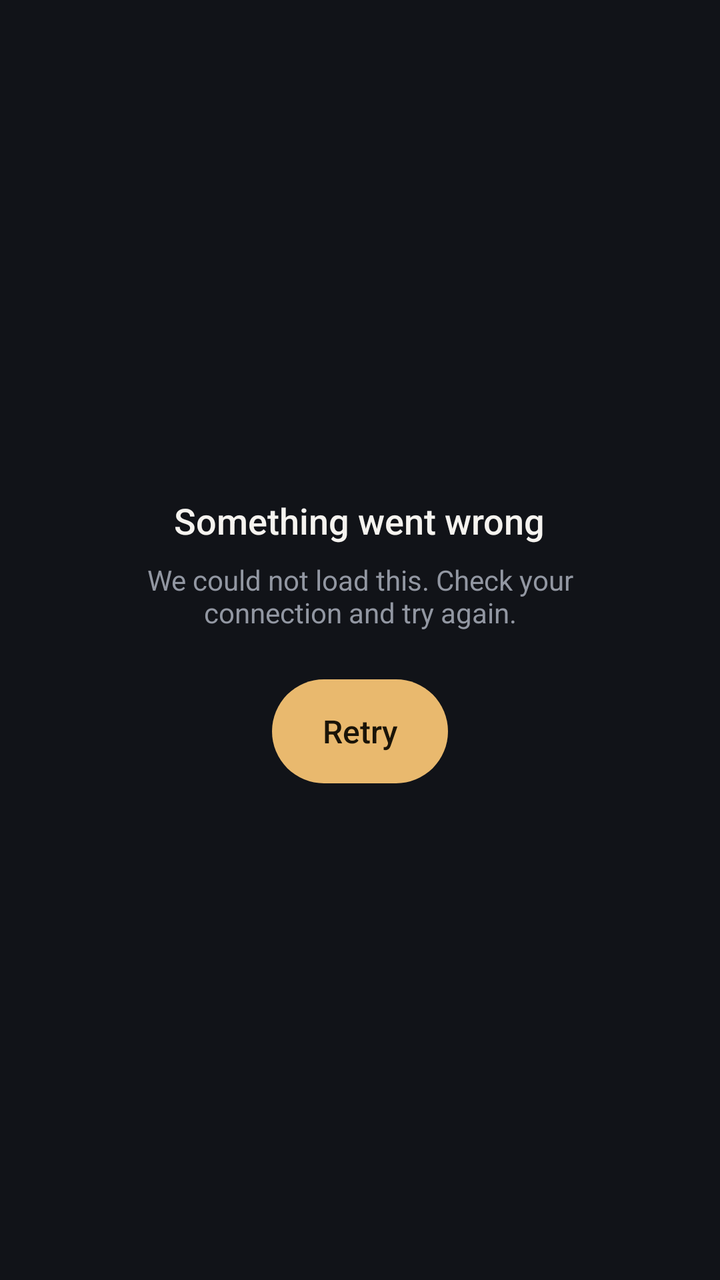
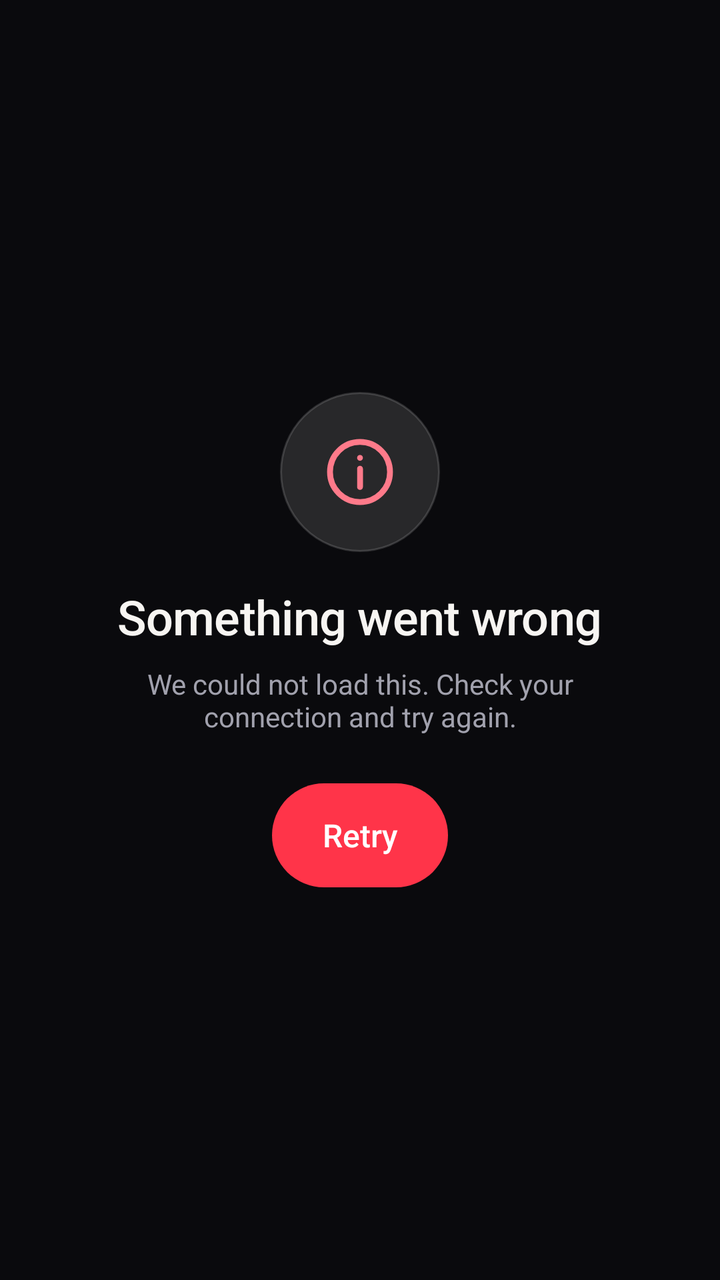

Screens rendered from an Android XML layout before and after an edit, with the pre-edit source and the edit as a unified diff.
<!-- AndroidManifest.xml: application theme Theme.CineFiles -->
<!-- res/layout/view_state_error.xml -->
<?xml version="1.0" encoding="utf-8"?>
<LinearLayout xmlns:android="http://schemas.android.com/apk/res/android"
    android:layout_width="match_parent"
    android:layout_height="match_parent"
    android:gravity="center"
    android:orientation="vertical"
    android:paddingStart="@dimen/screen_margin"
    android:paddingTop="@dimen/space_24"
    android:paddingEnd="@dimen/screen_margin"
    android:paddingBottom="@dimen/space_24">

    <TextView
        android:id="@+id/errorTitle"
        android:layout_width="wrap_content"
        android:layout_height="wrap_content"
        android:gravity="center"
        android:text="@string/state_error_title"
        android:textAppearance="@style/TextAppearance.CineFiles.Headline" />

    <TextView
        android:id="@+id/errorMessage"
        android:layout_width="wrap_content"
        android:layout_height="wrap_content"
        android:layout_marginTop="@dimen/space_8"
        android:gravity="center"
        android:maxWidth="@dimen/state_text_max_width"
        android:text="@string/state_error_message"
        android:textAppearance="@style/TextAppearance.CineFiles.Callout" />

    <com.google.android.material.button.MaterialButton
        android:id="@+id/errorRetry"
        style="@style/Widget.CineFiles.Button.Primary"
        android:layout_width="wrap_content"
        android:layout_height="wrap_content"
        android:layout_marginTop="@dimen/space_24"
        android:text="@string/state_retry" />

</LinearLayout>
<!-- resources referenced by this layout -->
<resources>
  <style name="Widget.CineFiles.Button.Primary" parent="Widget.Material3.Button">
          <item name="android:minHeight">@dimen/button_height</item>
          <item name="android:insetTop">0dp</item>
          <item name="android:insetBottom">0dp</item>
          <item name="cornerRadius">@dimen/radius_pill</item>
          <item name="android:stateListAnimator">@animator/press_scale</item>
      </style>
  <style name="Theme.CineFiles" parent="Theme.Material3.Dark.NoActionBar">
  
          
          <item name="colorPrimary">@color/gold</item>
          <item name="colorOnPrimary">@color/on_gold</item>
          <item name="colorPrimaryContainer">@color/elevated</item>
          <item name="colorOnPrimaryContainer">@color/text_primary</item>
          <item name="colorSecondary">@color/gold</item>
          <item name="colorOnSecondary">@color/on_gold</item>
          
          <item name="colorSecondaryContainer">@color/elevated</item>
          <item name="colorOnSecondaryContainer">@color/text_primary</item>
          <item name="colorTertiary">@color/like_green</item>
          <item name="colorOnTertiary">@color/background</item>
          <item name="colorError">@color/pass_red</item>
          <item name="colorOnError">@color/background</item>
  
          
          <item name="android:colorBackground">@color/background</item>
          <item name="android:windowBackground">@color/background</item>
          <item name="colorOnBackground">@color/text_primary</item>
          <item name="colorSurface">@color/surface</item>
          <item name="colorOnSurface">@color/text_primary</item>
          <item name="colorSurfaceVariant">@color/elevated</item>
          <item name="colorOnSurfaceVariant">@color/text_secondary</item>
          <item name="colorSurfaceDim">@color/background</item>
          <item name="colorSurfaceBright">@color/elevated</item>
          <item name="colorSurfaceContainerLowest">@color/background</item>
          <item name="colorSurfaceContainerLow">@color/surface</item>
          <item name="colorSurfaceContainer">@color/surface</item>
          <item name="colorSurfaceContainerHigh">@color/elevated</item>
          <item name="colorSurfaceContainerHighest">@color/elevated</item>
          <item name="colorOutline">@color/outline</item>
          <item name="colorOutlineVariant">@color/outline</item>
  
          
          <item name="colorSurfaceInverse">@color/elevated</item>
          <item name="colorOnSurfaceInverse">@color/text_primary</item>
          <item name="colorPrimaryInverse">@color/gold</item>
  
          
          <item name="colorControlNormal">@color/text_secondary</item>
          <item name="colorControlActivated">@color/gold</item>
  
          
          <item name="android:statusBarColor">@android:color/transparent</item>
          <item name="android:navigationBarColor">@android:color/transparent</item>
          <item name="android:windowLightStatusBar">false</item>
  
          
          <item name="textAppearanceHeadlineLarge">@style/TextAppearance.CineFiles.LargeTitle</item>
          <item name="textAppearanceHeadlineMedium">@style/TextAppearance.CineFiles.Title</item>
          <item name="textAppearanceHeadlineSmall">@style/TextAppearance.CineFiles.Title</item>
          <item name="textAppearanceTitleLarge">@style/TextAppearance.CineFiles.Headline</item>
          <item name="textAppearanceTitleMedium">@style/TextAppearance.CineFiles.Button</item>
          <item name="textAppearanceTitleSmall">@style/TextAppearance.CineFiles.Label</item>
          <item name="textAppearanceBodyLarge">@style/TextAppearance.CineFiles.Body</item>
          <item name="textAppearanceLabelLarge">@style/TextAppearance.CineFiles.Button</item>
  
          
          <item name="shapeAppearanceSmallComponent">@style/ShapeAppearance.CineFiles.Small</item>
          <item name="shapeAppearanceMediumComponent">@style/ShapeAppearance.CineFiles.Medium</item>
          <item name="shapeAppearanceLargeComponent">@style/ShapeAppearance.CineFiles.Large</item>
  
          
          <item name="materialButtonStyle">@style/Widget.CineFiles.Button.Primary</item>
      </style>
  <color name="text_secondary">#9297A2</color>
  <dimen name="radius_pill">100dp</dimen>
  <color name="gold">#E9B96E</color>
  <color name="on_gold">#1A1408</color>
  <color name="elevated">#262B35</color>
  <color name="text_primary">#F5F3EF</color>
  <color name="like_green">#4DBB8A</color>
  <color name="background">#111318</color>
  <color name="pass_red">#E46D73</color>
  <color name="surface">#1D2129</color>
  <color name="outline">#4D9297A2</color>
  <style name="TextAppearance.CineFiles.LargeTitle" parent="TextAppearance.CineFiles.Medium">
          <item name="android:textSize">32sp</item>
      </style>
  <style name="TextAppearance.CineFiles.Title" parent="TextAppearance.CineFiles.Medium">
          <item name="android:textSize">24sp</item>
      </style>
  <!-- unchanged entries left out for length: 21 -->
</resources>

<!-- the commit's change to res/layout/view_state_error.xml (unified diff, before → after) -->
@@ -1,7 +1,10 @@
 <?xml version="1.0" encoding="utf-8"?>
 <LinearLayout xmlns:android="http://schemas.android.com/apk/res/android"
+    xmlns:app="http://schemas.android.com/apk/res-auto"
     android:layout_width="match_parent"
     android:layout_height="match_parent"
+    android:clipChildren="false"
+    android:clipToPadding="false"
     android:gravity="center"
     android:orientation="vertical"
     android:paddingStart="@dimen/screen_margin"
@@ -9,13 +12,23 @@
     android:paddingEnd="@dimen/screen_margin"
     android:paddingBottom="@dimen/space_24">
 
+    <ImageView
+        android:layout_width="@dimen/end_icon_plate_size"
+        android:layout_height="@dimen/end_icon_plate_size"
+        android:background="@drawable/bg_glass_circle"
+        android:importantForAccessibility="no"
+        android:padding="@dimen/space_20"
+        android:src="@drawable/ic_info"
+        app:tint="@color/accent_soft" />
+
     <TextView
         android:id="@+id/errorTitle"
         android:layout_width="wrap_content"
         android:layout_height="wrap_content"
+        android:layout_marginTop="@dimen/space_16"
         android:gravity="center"
         android:text="@string/state_error_title"
-        android:textAppearance="@style/TextAppearance.CineFiles.Headline" />
+        android:textAppearance="@style/TextAppearance.CineFiles.Title" />
 
     <TextView
         android:id="@+id/errorMessage"
<!-- resource entries referenced after the edit -->
@@ -1,27 +1,65 @@
 <!-- resources referenced by this layout -->
 <resources>
+  <color name="accent_soft">#FF7A8A</color>
+  <dimen name="end_icon_plate_size">80dp</dimen>
+  <dimen name="space_16">16dp</dimen>
+  <dimen name="space_20">20dp</dimen>
+  <!-- drawable bg_glass_circle (drawable) -->
+  <?xml version="1.0" encoding="utf-8"?>
+  <shape xmlns:android="http://schemas.android.com/apk/res/android"
+      android:shape="oval">
+      <solid android:color="@color/glass_fill_strong" />
+      <stroke
+          android:width="@dimen/glass_stroke_width"
+          android:color="@color/glass_stroke" />
+  </shape>
+  <!-- drawable ic_info (drawable) -->
+  <?xml version="1.0" encoding="utf-8"?>
+  <vector xmlns:android="http://schemas.android.com/apk/res/android"
+      android:width="@dimen/icon_size"
+      android:height="@dimen/icon_size"
+      android:autoMirrored="false"
+      android:tint="?attr/colorControlNormal"
+      android:viewportWidth="24"
+      android:viewportHeight="24">
+      <path
+          android:strokeColor="@color/text_primary"
+          android:strokeWidth="1.75"
+          android:strokeLineCap="round"
+          android:strokeLineJoin="round"
+          android:pathData="M12,3 A9,9 0 1 0 12,21 A9,9 0 1 0 12,3 Z" />
+      <path
+          android:strokeColor="@color/text_primary"
+          android:strokeWidth="1.75"
+          android:strokeLineCap="round"
+          android:strokeLineJoin="round"
+          android:pathData="M12,11 L12,16.5 M12,7.75 L12,7.76" />
+  </vector>
   <style name="Widget.CineFiles.Button.Primary" parent="Widget.Material3.Button">
           <item name="android:minHeight">@dimen/button_height</item>
           <item name="android:insetTop">0dp</item>
           <item name="android:insetBottom">0dp</item>
-          <item name="cornerRadius">@dimen/radius_pill</item>
-          <item name="android:stateListAnimator">@animator/press_scale</item>
+          <item name="android:textAppearance">@style/TextAppearance.CineFiles.Button</item>
+          <item name="android:textColor">@color/primary_button_text</item>
+          <item name="android:outlineSpotShadowColor" tools:targetApi="28">@color/accent</item>
+          <item name="android:outlineAmbientShadowColor" tools:targetApi="28">@color/accent</item>
+          <item name="android:stateListAnimator">@animator/glow_press_scale</item>
       </style>
   <style name="Theme.CineFiles" parent="Theme.Material3.Dark.NoActionBar">
   
           
-          <item name="colorPrimary">@color/gold</item>
-          <item name="colorOnPrimary">@color/on_gold</item>
-          <item name="colorPrimaryContainer">@color/elevated</item>
+          <item name="colorPrimary">@color/accent</item>
+          <item name="colorOnPrimary">@color/on_accent</item>
+          <item name="colorPrimaryContainer">@color/accent_glow</item>
           <item name="colorOnPrimaryContainer">@color/text_primary</item>
-          <item name="colorSecondary">@color/gold</item>
-          <item name="colorOnSecondary">@color/on_gold</item>
+          <item name="colorSecondary">@color/accent_soft</item>
+          <item name="colorOnSecondary">@color/background</item>
           
           <item name="colorSecondaryContainer">@color/elevated</item>
           <item name="colorOnSecondaryContainer">@color/text_primary</item>
-          <item name="colorTertiary">@color/like_green</item>
+          <item name="colorTertiary">@color/accent_soft</item>
           <item name="colorOnTertiary">@color/background</item>
-          <item name="colorError">@color/pass_red</item>
+          <item name="colorError">@color/accent_soft</item>
           <item name="colorOnError">@color/background</item>
   
           
@@ -45,11 +83,11 @@
           
           <item name="colorSurfaceInverse">@color/elevated</item>
           <item name="colorOnSurfaceInverse">@color/text_primary</item>
-          <item name="colorPrimaryInverse">@color/gold</item>
+          <item name="colorPrimaryInverse">@color/accent_soft</item>
   
           
           <item name="colorControlNormal">@color/text_secondary</item>
-          <item name="colorControlActivated">@color/gold</item>
+          <item name="colorControlActivated">@color/accent</item>
   
           
           <item name="android:statusBarColor">@android:color/transparent</item>
@@ -57,6 +95,7 @@
           <item name="android:windowLightStatusBar">false</item>
   
           
+          <item name="textAppearanceDisplaySmall">@style/TextAppearance.CineFiles.Display</item>
           <item name="textAppearanceHeadlineLarge">@style/TextAppearance.CineFiles.LargeTitle</item>
           <item name="textAppearanceHeadlineMedium">@style/TextAppearance.CineFiles.Title</item>
           <item name="textAppearanceHeadlineSmall">@style/TextAppearance.CineFiles.Title</item>
@@ -74,22 +113,30 @@
           
           <item name="materialButtonStyle">@style/Widget.CineFiles.Button.Primary</item>
       </style>
-  <color name="text_secondary">#9297A2</color>
-  <dimen name="radius_pill">100dp</dimen>
-  <color name="gold">#E9B96E</color>
-  <color name="on_gold">#1A1408</color>
-  <color name="elevated">#262B35</color>
-  <color name="text_primary">#F5F3EF</color>
-  <color name="like_green">#4DBB8A</color>
-  <color name="background">#111318</color>
-  <color name="pass_red">#E46D73</color>
-  <color name="surface">#1D2129</color>
-  <color name="outline">#4D9297A2</color>
+  <color name="glass_fill_strong">#1FFFFFFF</color>
+  <dimen name="glass_stroke_width">1dp</dimen>
+  <color name="glass_stroke">#26FFFFFF</color>
+  <dimen name="icon_size">24dp</dimen>
+  <color name="text_secondary">#A1A1AD</color>
+  <color name="accent">#FF3449</color>
+  <color name="on_accent">#FFFFFF</color>
+  <color name="accent_glow">#38FF3449</color>
+  <color name="elevated">#1E1E26</color>
+  <color name="text_primary">#F7F5F2</color>
+  <color name="background">#0A0A0D</color>
+  <color name="surface">#141419</color>
+  <color name="outline">#26FFFFFF</color>
+  <style name="TextAppearance.CineFiles.Display" parent="TextAppearance.CineFiles.Medium">
+          <item name="android:textSize">40sp</item>
+          <item name="android:letterSpacing">-0.02</item>
+      </style>
   <style name="TextAppearance.CineFiles.LargeTitle" parent="TextAppearance.CineFiles.Medium">
           <item name="android:textSize">32sp</item>
+          <item name="android:letterSpacing">-0.015</item>
       </style>
   <style name="TextAppearance.CineFiles.Title" parent="TextAppearance.CineFiles.Medium">
           <item name="android:textSize">24sp</item>
+          <item name="android:letterSpacing">-0.01</item>
       </style>
   <!-- unchanged entries left out for length: 21 -->
 </resources>
